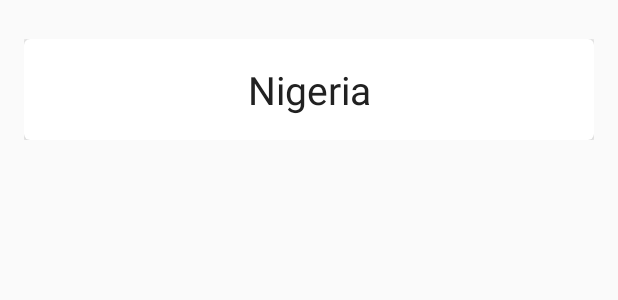
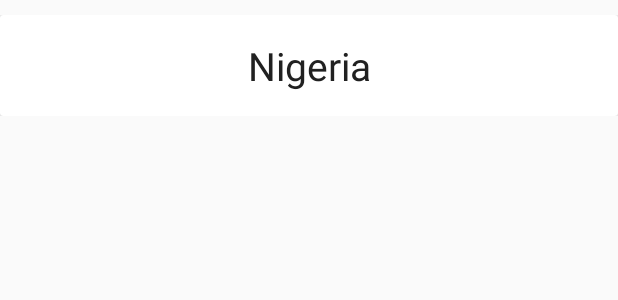
Before and after one commit to fadelakin/days-before, an Android app: the layout day_item.xml on its own in the app's theme, with its tools: preview values and no code run, on a phone screen of 412 x 824 dp. Shown: the top 300 px of the screen. Run offline under Robolectric (Android 15) with nearby library versions, the phone set to English and light mode, and no system bars.

Commit message:
ui tings

```diff
--- a/app/src/main/java/com/fisheradelakin/daysbefore/DetailActivity.java
+++ b/app/src/main/java/com/fisheradelakin/daysbefore/DetailActivity.java
@@ -43,8 +43,6 @@ public class DetailActivity extends AppCompatActivity {
     // TODO: implement runnable for hours, mins, and secs
     // TODO: rework ui and how it looks
     // TODO: add edit option for date and title
-    // TODO: add share option
-    // TODO: > share should involve being able to take a screenshot of the screen so figure that out
 
     @Bind(R.id.detail_layout) RelativeLayout detailLayout;
     @Bind(R.id.occasion_tv) TextView occasion;
--- a/app/src/main/res/layout/content_main.xml
+++ b/app/src/main/res/layout/content_main.xml
@@ -5,10 +5,6 @@
     xmlns:tools="http://schemas.android.com/tools"
     android:layout_width="match_parent"
     android:layout_height="match_parent"
-    android:paddingBottom="@dimen/activity_vertical_margin"
-    android:paddingLeft="@dimen/activity_horizontal_margin"
-    android:paddingRight="@dimen/activity_horizontal_margin"
-    android:paddingTop="@dimen/activity_vertical_margin"
     app:layout_behavior="@string/appbar_scrolling_view_behavior"
     tools:context="com.fisheradelakin.daysbefore.MainActivity"
     tools:showIn="@layout/activity_main">
--- a/app/src/main/res/layout/day_item.xml
+++ b/app/src/main/res/layout/day_item.xml
@@ -1,31 +1,29 @@
 <?xml version="1.0" encoding="utf-8"?>
 <LinearLayout xmlns:android="http://schemas.android.com/apk/res/android"
               xmlns:tools="http://schemas.android.com/tools"
-              android:orientation="vertical"
               android:layout_width="match_parent"
               android:layout_height="wrap_content"
-              android:padding="16dp"
-    android:layout_marginTop="10dp">
+              android:layout_marginTop="10dp"
+              android:orientation="vertical">
 
     <android.support.v7.widget.CardView
+        android:id="@+id/card_view"
         xmlns:card_view="http://schemas.android.com/apk/res-auto"
-        android:id="@+id/card_view"
-        android:layout_gravity="center"
         android:layout_width="match_parent"
         android:layout_height="wrap_content"
-        card_view:cardCornerRadius="4dp"
+        android:layout_gravity="center"
         card_view:cardElevation="5dp">
 
-        <TextView android:layout_width="match_parent"
+        <TextView android:id="@+id/event_cv"
+                  android:layout_width="match_parent"
                   android:layout_height="wrap_content"
-                  tools:text="Nigeria"
                   android:layout_gravity="center"
+                  android:fontFamily="sans-serif-normal"
                   android:gravity="center_horizontal"
+                  android:padding="16dp"
                   android:textColor="@color/colorPrimaryText"
                   android:textSize="26sp"
-                  android:fontFamily="sans-serif-normal"
-                  android:padding="16dp"
-                  android:id="@+id/event_cv"/>
+                  tools:text="Nigeria"/>
 
     </android.support.v7.widget.CardView>
 
```
